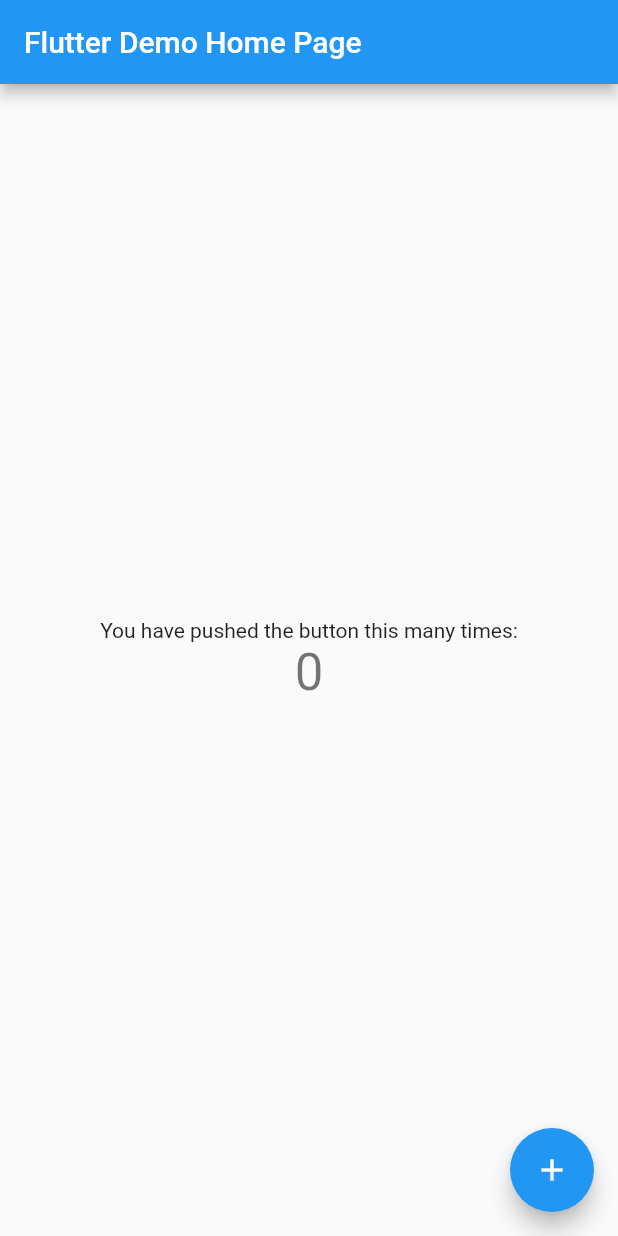
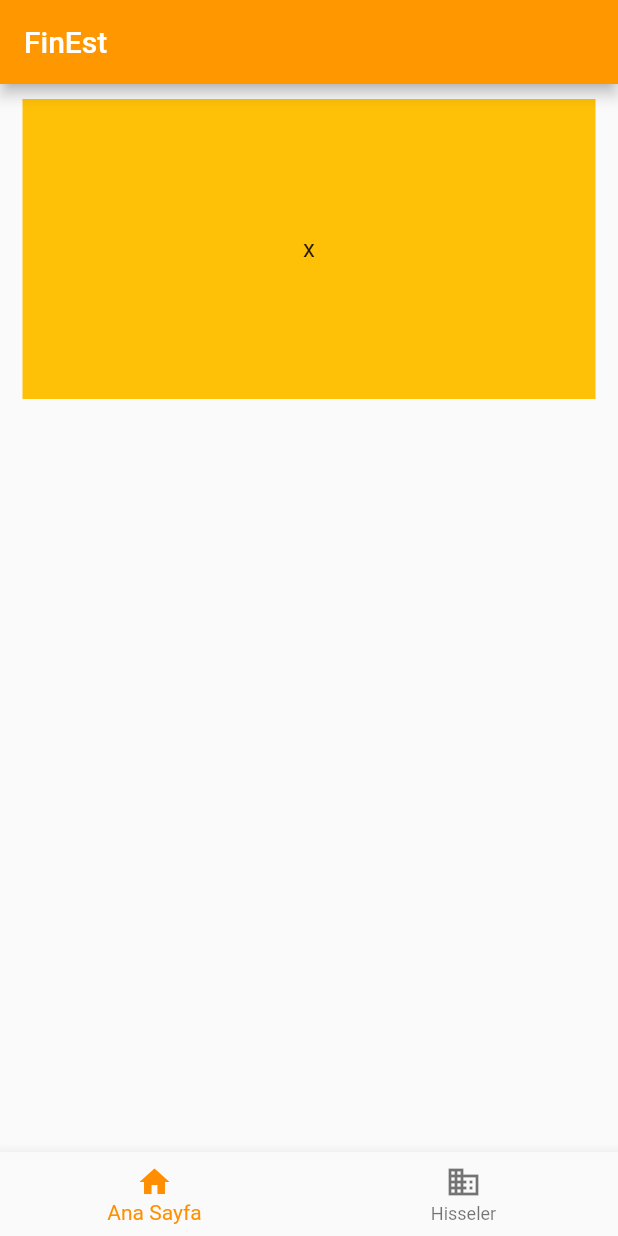
Before and after one commit to fguner/stocks_dividend_capital, a Flutter app: the screen it shows after launch, on a phone screen of 412 x 824 dp. Run offline on Flutter 3.47's test engine with Material 2 defaults, Android fonts, the phone set to English and light mode, and no system bars; drawn by our look-alikes of carousel_slider.

Commit message:
2 - Menu edits
menus added and configure build

```diff
--- /dev/null
+++ b/lib/View/HomePage.dart
@@ -0,0 +1,99 @@
+import 'package:flutter/material.dart';
+import 'package:carousel_slider/carousel_slider.dart';
+
+class HomePage extends StatelessWidget {
+  const HomePage({Key key}) : super(key: key);
+
+  static const String _title = 'FinEst';
+
+  @override
+  Widget build(BuildContext context) {
+    return const MaterialApp(
+      debugShowCheckedModeBanner: false,
+      title: _title,
+      color: Colors.orange,
+      home: MyStatefulWidget(),
+    );
+  }
+}
+
+class MyStatefulWidget extends StatefulWidget {
+  const MyStatefulWidget({Key key}) : super(key: key);
+
+  @override
+  State<MyStatefulWidget> createState() => _MyStatefulWidgetState();
+}
+
+class _MyStatefulWidgetState extends State<MyStatefulWidget> {
+  int _selectedIndex = 0;
+
+  static const TextStyle optionStyle =
+      TextStyle(fontSize: 30, fontWeight: FontWeight.bold);
+  static List<Widget> _widgetOptions = <Widget>[
+    Container(
+      width: 400,
+      height: 200,
+      margin: EdgeInsets.all(10),
+      child: CarouselSlider(
+        options: CarouselOptions(height: 220.0, viewportFraction: 1, enlargeCenterPage: false ),
+        items: ["x",
+                "x",
+                "x",
+                "x",
+                "x"].map((i) {
+          return Builder(
+            builder: (BuildContext context) {
+              return Container(
+                  alignment: AlignmentDirectional.center,
+                  width: MediaQuery.of(context).size.width,
+                  margin: EdgeInsets.symmetric(horizontal: 5),
+                  decoration: BoxDecoration(color: Colors.amber),
+                  child: Text(
+                    '$i',
+                    style: TextStyle(fontSize: 16.0),
+                  ));
+            },
+          );
+        }).toList(),
+      ),
+    ),
+    Text(
+      '',
+      style: optionStyle,
+    )
+  ];
+
+  void _onItemTapped(int index) {
+    setState(() {
+      _selectedIndex = index;
+    });
+  }
+
+  @override
+  Widget build(BuildContext context) {
+    return Scaffold(
+      appBar: AppBar(
+        title: const Text('FinEst'),
+        backgroundColor: Colors.orange,
+      ),
+      body: Container(
+        child: _widgetOptions.elementAt(_selectedIndex),
+      ),
+      bottomNavigationBar: BottomNavigationBar(
+        items: const <BottomNavigationBarItem>[
+          BottomNavigationBarItem(
+            icon: Icon(Icons.home),
+            label: 'Ana Sayfa',
+          ),
+          BottomNavigationBarItem(
+            icon: Icon(Icons.business),
+            label: 'Hisseler',
+          )
+        ],
+        currentIndex: _selectedIndex,
+        selectedItemColor: Colors.amber[800],
+        onTap: _onItemTapped,
+      ),
+    );
+  }
+}
--- /dev/null
+++ b/lib/View/TestPage.dart
@@ -0,0 +1,110 @@
+import 'package:flutter/material.dart';
+
+class TestPage extends StatelessWidget {
+  // This widget is the root of your application.
+  @override
+  Widget build(BuildContext context) {
+    return MaterialApp(
+      debugShowCheckedModeBanner: false,
+      title: 'FinEst',
+      theme: ThemeData(
+        // This is the theme of your application.
+        //
+        // Try running your application with "flutter run". You'll see the
+        // application has a blue toolbar. Then, without quitting the app, try
+        // changing the primarySwatch below to Colors.green and then invoke
+        // "hot reload" (press "r" in the console where you ran "flutter run",
+        // or simply save your changes to "hot reload" in a Flutter IDE).
+        // Notice that the counter didn't reset back to zero; the application
+        // is not restarted.
+        primarySwatch: Colors.orange,
+      ),
+      home: MyHomePage(title: 'FinEst'),
+    );
+  }
+}
+
+class MyHomePage extends StatefulWidget {
+  MyHomePage({Key key, this.title}) : super(key: key);
+
+  // This widget is the home page of your application. It is stateful, meaning
+  // that it has a State object (defined below) that contains fields that affect
+  // how it looks.
+
+  // This class is the configuration for the state. It holds the values (in this
+  // case the title) provided by the parent (in this case the App widget) and
+  // used by the build method of the State. Fields in a Widget subclass are
+  // always marked "final".
+
+  final String title;
+
+  @override
+  _MyHomePageState createState() => _MyHomePageState();
+}
+
+class _MyHomePageState extends State<MyHomePage> {
+  int _counter = 0;
+
+  void _incrementCounter() {
+    setState(() {
+      // This call to setState tells the Flutter framework that something has
+      // changed in this State, which causes it to rerun the build method below
+      // so that the display can reflect the updated values. If we changed
+      // _counter without calling setState(), then the build method would not be
+      // called again, and so nothing would appear to happen.
+      _counter++;
+    });
+  }
+
+  @override
+  Widget build(BuildContext context) {
+    // This method is rerun every time setState is called, for instance as done
+    // by the _incrementCounter method above.
+    //
+    // The Flutter framework has been optimized to make rerunning build methods
+    // fast, so that you can just rebuild anything that needs updating rather
+    // than having to individually change instances of widgets.
+    return Scaffold(
+      appBar: AppBar(
+        // Here we take the value from the MyHomePage object that was created by
+        // the App.build method, and use it to set our appbar title.
+        title: Text(widget.title),
+      ),
+      body: Center(
+        // Center is a layout widget. It takes a single child and positions it
+        // in the middle of the parent.
+        child: Column(
+          // Column is also a layout widget. It takes a list of children and
+          // arranges them vertically. By default, it sizes itself to fit its
+          // children horizontally, and tries to be as tall as its parent.
+          //
+          // Invoke "debug painting" (press "p" in the console, choose the
+          // "Toggle Debug Paint" action from the Flutter Inspector in Android
+          // Studio, or the "Toggle Debug Paint" command in Visual Studio Code)
+          // to see the wireframe for each widget.
+          //
+          // Column has various properties to control how it sizes itself and
+          // how it positions its children. Here we use mainAxisAlignment to
+          // center the children vertically; the main axis here is the vertical
+          // axis because Columns are vertical (the cross axis would be
+          // horizontal).
+          mainAxisAlignment: MainAxisAlignment.center,
+          children: <Widget>[
+            Text(
+              'You have pushed the button this many times:',
+            ),
+            Text(
+              '$_counter',
+              style: Theme.of(context).textTheme.headline4,
+            ),
+          ],
+        ),
+      ),
+      floatingActionButton: FloatingActionButton(
+        onPressed: _incrementCounter,
+        tooltip: 'Increment',
+        child: Icon(Icons.add),
+      ), // This trailing comma makes auto-formatting nicer for build methods.
+    );
+  }
+}
--- a/lib/main.dart
+++ b/lib/main.dart
@@ -1,113 +1,7 @@
 import 'package:flutter/material.dart';
+import './View/HomePage.dart';
+
 
 void main() {
-  runApp(MyApp());
+  runApp(new HomePage());
 }
-
-class MyApp extends StatelessWidget {
-  // This widget is the root of your application.
-  @override
-  Widget build(BuildContext context) {
-    return MaterialApp(
-      title: 'Flutter Demo',
-      theme: ThemeData(
-        // This is the theme of your application.
-        //
-        // Try running your application with "flutter run". You'll see the
-        // application has a blue toolbar. Then, without quitting the app, try
-        // changing the primarySwatch below to Colors.green and then invoke
-        // "hot reload" (press "r" in the console where you ran "flutter run",
-        // or simply save your changes to "hot reload" in a Flutter IDE).
-        // Notice that the counter didn't reset back to zero; the application
-        // is not restarted.
-        primarySwatch: Colors.blue,
-      ),
-      home: MyHomePage(title: 'Flutter Demo Home Page'),
-    );
-  }
-}
-
-class MyHomePage extends StatefulWidget {
-  MyHomePage({Key key, this.title}) : super(key: key);
-
-  // This widget is the home page of your application. It is stateful, meaning
-  // that it has a State object (defined below) that contains fields that affect
-  // how it looks.
-
-  // This class is the configuration for the state. It holds the values (in this
-  // case the title) provided by the parent (in this case the App widget) and
-  // used by the build method of the State. Fields in a Widget subclass are
-  // always marked "final".
-
-  final String title;
-
-  @override
-  _MyHomePageState createState() => _MyHomePageState();
-}
-
-class _MyHomePageState extends State<MyHomePage> {
-  int _counter = 0;
-
-  void _incrementCounter() {
-    setState(() {
-      // This call to setState tells the Flutter framework that something has
-      // changed in this State, which causes it to rerun the build method below
-      // so that the display can reflect the updated values. If we changed
-      // _counter without calling setState(), then the build method would not be
-      // called again, and so nothing would appear to happen.
-      _counter++;
-    });
-  }
-
-  @override
-  Widget build(BuildContext context) {
-    // This method is rerun every time setState is called, for instance as done
-    // by the _incrementCounter method above.
-    //
-    // The Flutter framework has been optimized to make rerunning build methods
-    // fast, so that you can just rebuild anything that needs updating rather
-    // than having to individually change instances of widgets.
-    return Scaffold(
-      appBar: AppBar(
-        // Here we take the value from the MyHomePage object that was created by
-        // the App.build method, and use it to set our appbar title.
-        title: Text(widget.title),
-      ),
-      body: Center(
-        // Center is a layout widget. It takes a single child and positions it
-        // in the middle of the parent.
-        child: Column(
-          // Column is also a layout widget. It takes a list of children and
-          // arranges them vertically. By default, it sizes itself to fit its
-          // children horizontally, and tries to be as tall as its parent.
-          //
-          // Invoke "debug painting" (press "p" in the console, choose the
-          // "Toggle Debug Paint" action from the Flutter Inspector in Android
-          // Studio, or the "Toggle Debug Paint" command in Visual Studio Code)
-          // to see the wireframe for each widget.
-          //
-          // Column has various properties to control how it sizes itself and
-          // how it positions its children. Here we use mainAxisAlignment to
-          // center the children vertically; the main axis here is the vertical
-          // axis because Columns are vertical (the cross axis would be
-          // horizontal).
-          mainAxisAlignment: MainAxisAlignment.center,
-          children: <Widget>[
-            Text(
-              'You have pushed the button this many times:',
-            ),
-            Text(
-              '$_counter',
-              style: Theme.of(context).textTheme.headline4,
-            ),
-          ],
-        ),
-      ),
-      floatingActionButton: FloatingActionButton(
-        onPressed: _incrementCounter,
-        tooltip: 'Increment',
-        child: Icon(Icons.add),
-      ), // This trailing comma makes auto-formatting nicer for build methods.
-    );
-  }
-}
--- a/pubspec.yaml
+++ b/pubspec.yaml
@@ -28,6 +28,7 @@
   # The following adds the Cupertino Icons font to your application.
   # Use with the CupertinoIcons class for iOS style icons.
   cupertino_icons: ^1.0.2
+  carousel_slider: ^4.0.0
 
 dev_dependencies:
   flutter_test:
```
Also changed, not shown: pubspec.lock, 180 other files.
